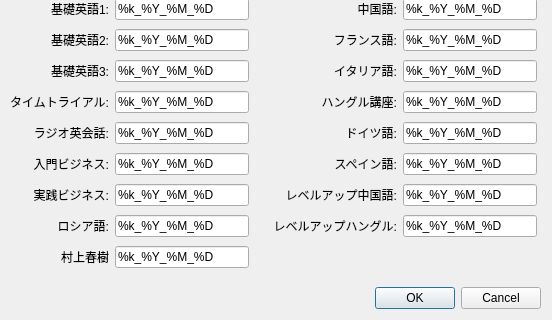
Qt form customizedialog.ui (CSReviser/CaptureStream) before a commit; both pictures show x 0 to 552 and y 258 to 578 of the 552 by 578 pixel window.
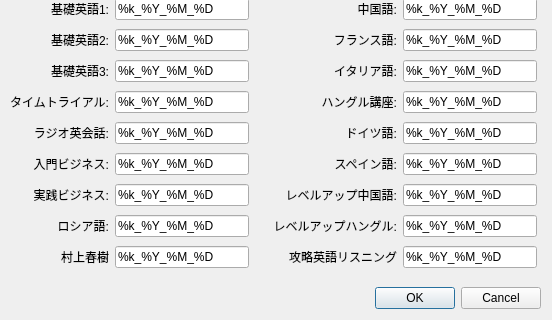
The same form after that commit.

Commit message: 「攻略英語リスニング」のファイル名カスタマイズ対応

```diff
--- a/customizedialog.ui
+++ b/customizedialog.ui
@@ -377,6 +377,29 @@
       </property>
      </widget>
     </item>
+    <item row="8" column="3">
+     <widget class="QLabel" name="label_22">
+      <property name="enabled">
+       <bool>true</bool>
+      </property>
+      <property name="text">
+       <string>攻略英語リスニング</string>
+      </property>
+      <property name="alignment">
+       <set>Qt::AlignRight|Qt::AlignTrailing|Qt::AlignVCenter</set>
+      </property>
+     </widget>
+    </item>
+    <item row="8" column="4">
+     <widget class="QLineEdit" name="lineEdit_18">
+      <property name="enabled">
+       <bool>true</bool>
+      </property>
+      <property name="text">
+       <string>%k_%Y_%M_%D</string>
+      </property>
+     </widget>
+    </item>
    </layout>
   </widget>
   <widget class="QWidget" name="gridLayoutWidget_2">
```
The commit also changes 1 other file.
